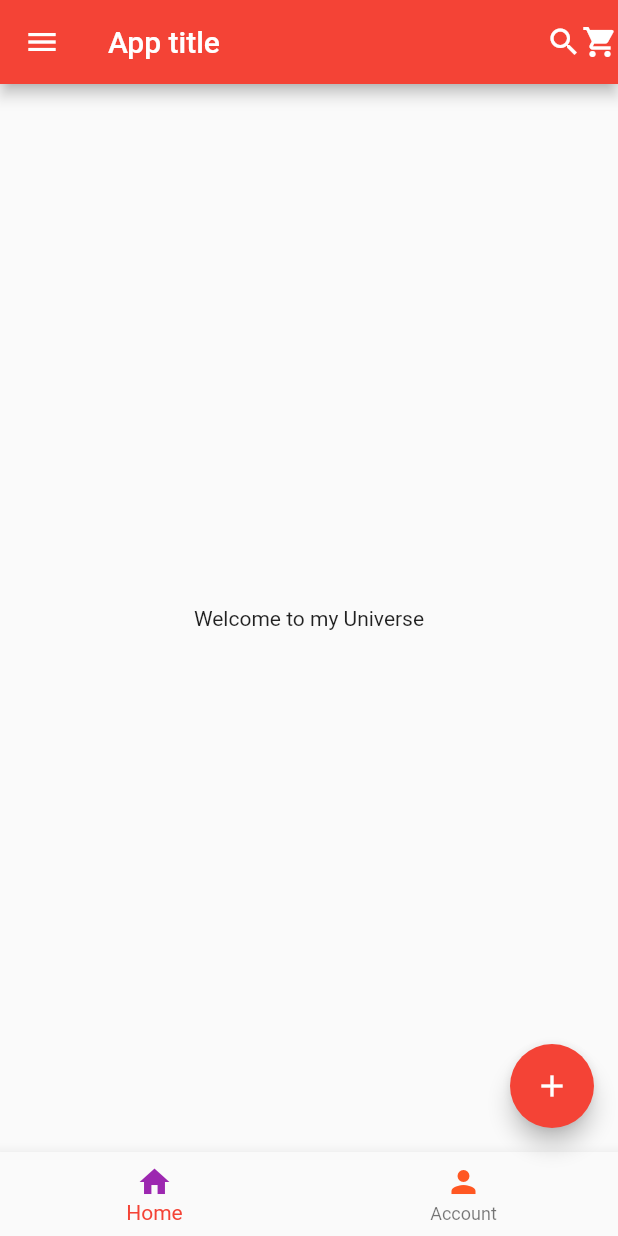
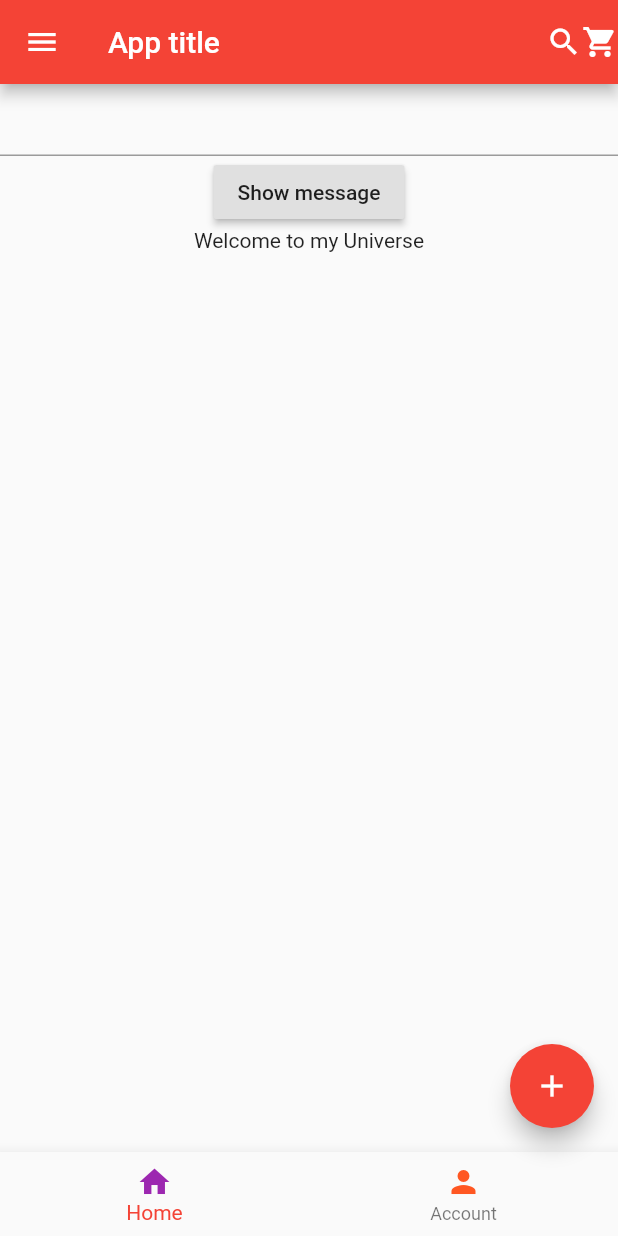
Before and after one commit to uni51/flutter-universe, a Flutter app: the screen it shows after launch, on a phone screen of 412 x 824 dp. Run offline on Flutter 3.47's test engine with Material 2 defaults, Android fonts, the phone set to English and light mode, and no system bars; missing offline and left inert: dart:html.

```diff
--- a/lib/home.dart
+++ b/lib/home.dart
@@ -1,10 +1,35 @@
+import 'dart:html';
+
 import 'package:flutter/material.dart';
 
-class Home extends StatelessWidget {
+class Home extends StatefulWidget {
+  @override
+  State<StatefulWidget> createState() {
+    // TODO: implement createState
+    return _HomeState();
+  }
+
+}
+
+class _HomeState extends State<Home> {
   @override
   Widget build(BuildContext context) {
-    return Center(
-      child: Text("Welcome to my Universe", textDirection: TextDirection.ltr,),
+    return Container(
+      child :Column(
+        children: <Widget>[
+          TextField(),
+          // ignore: deprecated_member_use
+          RaisedButton(
+            onPressed: (){
+
+            },
+            child: Text("Show message"),
+          ),
+          Center(
+            child: Text("Welcome to my Universe", textDirection: TextDirection.ltr,),
+          ),
+      ],
+    ),
     );
   }
 }
```
